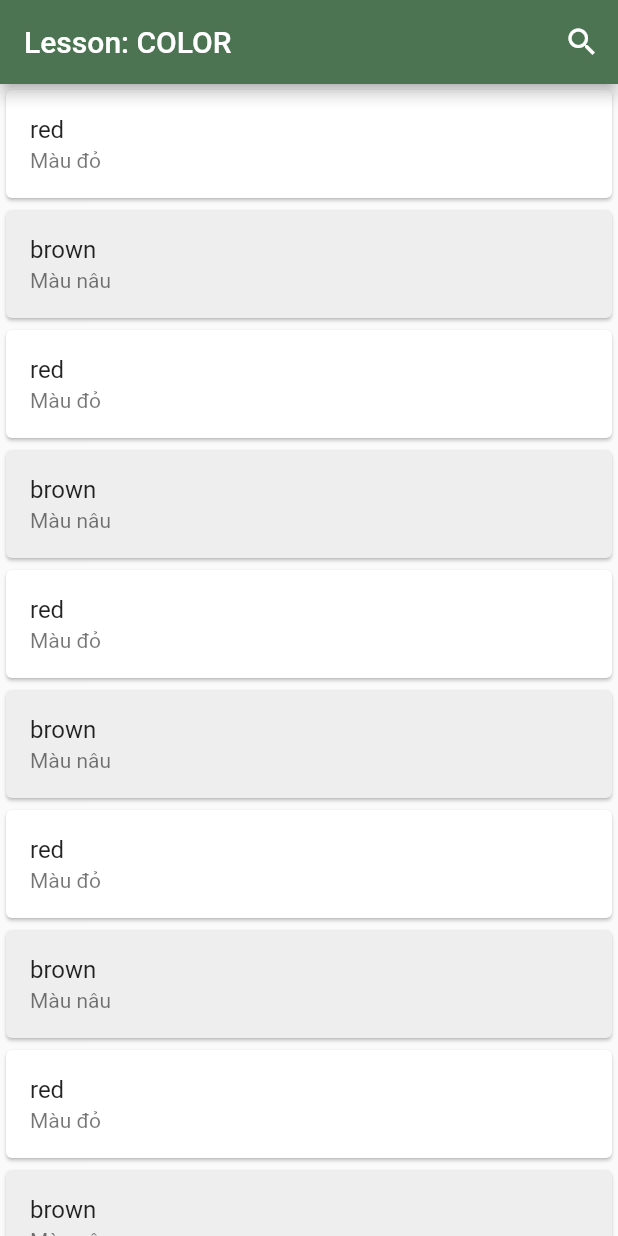
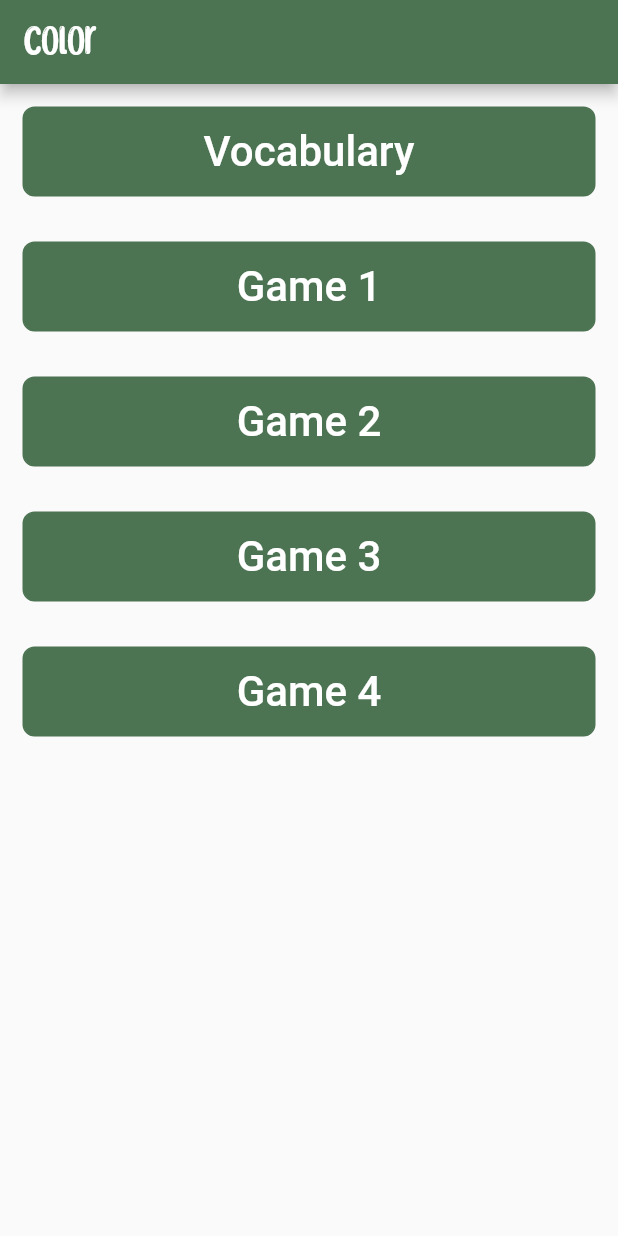
Before and after one commit to quinton2k/english-learning-for-children, a Flutter app: the screen it shows after launch, on a phone screen of 412 x 824 dp. Run offline on Flutter 3.47's test engine with Material 2 defaults, Android fonts, the phone set to English and light mode, and no system bars; our stand-ins replace just_audio.

Commit message:
add new font, topic page UI

```diff
--- a/lib/main.dart
+++ b/lib/main.dart
@@ -3,6 +3,7 @@ import 'package:learning_english/screens/landing_page.dart';
 import 'package:learning_english/screens/login.dart';
 import 'package:learning_english/screens/signup_success.dart';
 import 'package:learning_english/screens/signup.dart';
+import 'package:learning_english/screens/topic_page.dart';
 import 'package:learning_english/screens/topic_vocabularies.dart';
 import 'package:learning_english/screens/vocabulary_detail.dart';
 
@@ -11,7 +12,7 @@ void main() {
     const MaterialApp(
       debugShowCheckedModeBanner: false,
       home: Scaffold(
-        body: TopicVocabularies(),
+        body: TopicPage(),
       ),
     ),
   );
--- a/lib/screens/landing_page.dart
+++ b/lib/screens/landing_page.dart
@@ -21,7 +21,9 @@ class LandingPage extends StatelessWidget {
           onPressed: () {},
           child: Text(
             topicName,
-            style: const TextStyle(color: Colors.white, fontSize: 20),
+            style: const TextStyle(
+                color: Colors.white, fontSize: 28, fontFamily: 'SunnySpells'),
+                //TODO: Find a new font
           )),
     );
   }
--- /dev/null
+++ b/lib/screens/topic_page.dart
@@ -0,0 +1,67 @@
+import 'package:flutter/material.dart';
+import 'package:flutter/src/foundation/key.dart';
+import 'package:flutter/src/widgets/framework.dart';
+import 'package:learning_english/noglow_behaviour.dart';
+
+class TopicPage extends StatelessWidget {
+  const TopicPage({Key? key}) : super(key: key);
+
+  Widget topicSection(String contentName) {
+    return Container(
+      height: 60,
+      margin: const EdgeInsets.all(15.0),
+      padding: const EdgeInsets.all(3.0),
+      decoration: BoxDecoration(
+        borderRadius: BorderRadius.circular(8.0),
+        color: const Color(0xff4C7352),
+        border: Border.all(
+          color: const Color(0xff4C7352),
+        ),
+      ),
+      child: TextButton(
+          onPressed: () {},
+          child: Text(
+            contentName,
+            style: const TextStyle(color: Colors.white, fontSize: 28),
+          )),
+    );
+  }
+
+  List<Widget> listViewUI() {
+    var result = <Widget>[];
+    List<String> contents = [
+      "Vocabulary",
+      "Game 1",
+      "Game 2",
+      "Game 3",
+      "Game 4"
+    ];
+    for (int i = 0; i < contents.length; i++) {
+      result.add(topicSection(contents[i]));
+    }
+    return result;
+  }
+
+  @override
+  Widget build(BuildContext context) {
+    return Scaffold(
+      appBar: AppBar(
+        backgroundColor: const Color(0xff4C7352),
+        title: const Text(
+          'Color',
+          style: TextStyle(fontFamily: 'SunnySpells', fontSize: 30),
+        ),
+      ),
+      body: ScrollConfiguration(
+        behavior: NoGlowBehaviour(),
+        child: ListView(
+          children: [
+            ListBody(
+              children: listViewUI(),
+            )
+          ],
+        ),
+      ),
+    );
+  }
+}
--- a/lib/screens/topic_vocabularies.dart
+++ b/lib/screens/topic_vocabularies.dart
@@ -10,7 +10,10 @@ class TopicVocabularies extends StatelessWidget {
     return Scaffold(
       appBar: AppBar(
         backgroundColor: const Color(0xff4C7352),
-        title: const Text("Lesson: COLOR"),
+        title: const Text(
+          "Lesson: COLOR",
+          style: TextStyle(fontFamily: 'SunnySpells', fontSize: 30),
+        ),
         actions: <Widget>[
           IconButton(
             icon: const Icon(Icons.search),
--- a/pubspec.yaml
+++ b/pubspec.yaml
@@ -78,7 +78,10 @@ flutter:
   fonts:
     - family:  MySpeakerIcon
       fonts:
-       - asset: fonts/MySpeakerIcon.ttf
+        - asset: fonts/MySpeakerIcon.ttf
+    - family: SunnySpells
+      fonts:
+        - asset: fonts/SunnySpellsFont.otf
   # fonts:
   #   - family: Schyler
   #     fonts:
```
Also changed, not shown: fonts/SunnySpellsFont.otf (added).
